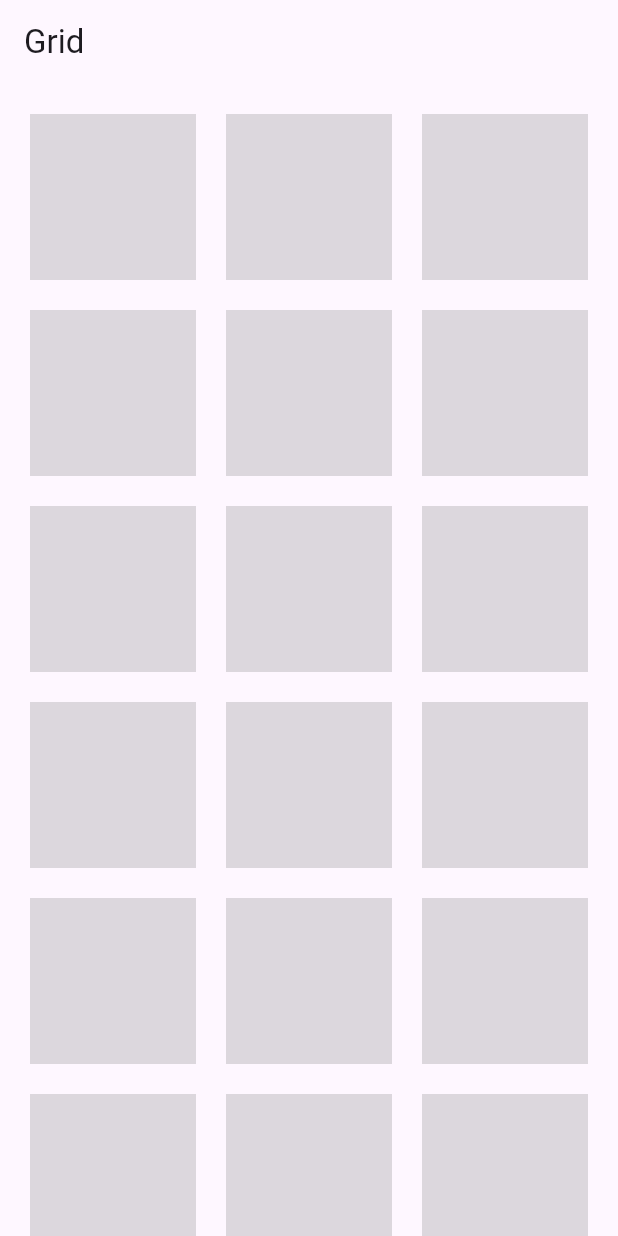
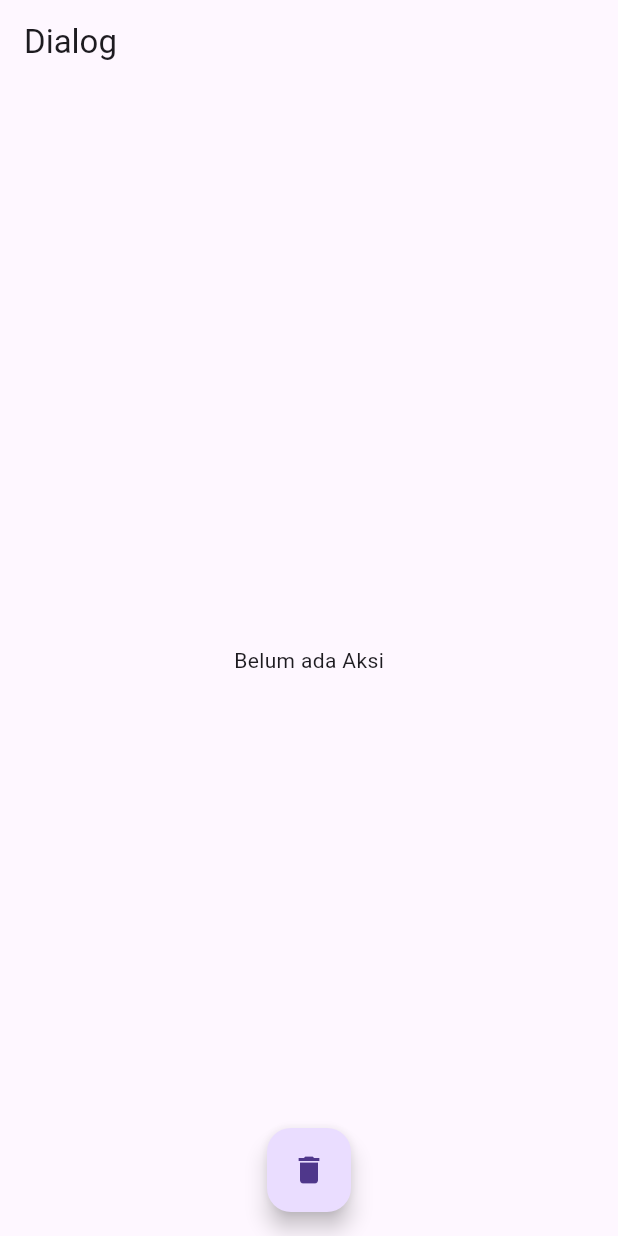
Before and after one commit to rafsanza-hub/learn-flutter, a Flutter app: the screen it shows after launch, on a phone screen of 412 x 824 dp. Run offline on Flutter 3.47's test engine with Material 3 defaults, Android fonts, the phone set to English and light mode, and no system bars.

Commit message:
Dialog Widget

```diff
--- /dev/null
+++ b/lib/home.dart
@@ -0,0 +1,57 @@
+import 'package:flutter/material.dart';
+
+class HomePage extends StatefulWidget {
+  const HomePage({
+    super.key,
+  });
+
+  @override
+  State<HomePage> createState() => _HomePageState();
+}
+
+class _HomePageState extends State<HomePage> {
+  String data = "Belum ada Aksi";
+  @override
+  Widget build(BuildContext context) {
+    return Scaffold(
+      appBar: AppBar(
+        title: const Text("Dialog"),
+      ),
+      body: Center(
+        child: Text(data),
+      ),
+      floatingActionButton: FloatingActionButton(
+        onPressed: () {
+          showDialog(
+              context: context,
+              builder: (context) {
+                return AlertDialog(
+                  title: const Text("Alert"),
+                  content: const Text("Are you sure?"),
+                  actions: [
+                    TextButton(
+                        onPressed: () {
+                          setState(() {
+                            data = "Data tidak dihapus";
+                          });
+                          Navigator.of(context).pop();
+                        },
+                        child: const Text("No")),
+                    ElevatedButton(
+                        onPressed: () {
+                          setState(() {
+                            data = "Data dihapus";
+                            Navigator.of(context).pop();
+                          });
+                        },
+                        child: const Text("Yes"))
+                  ],
+                );
+              });
+        },
+        child: const Icon(Icons.delete),
+      ),
+      floatingActionButtonLocation: FloatingActionButtonLocation.centerFloat,
+    );
+  }
+}
--- a/lib/main.dart
+++ b/lib/main.dart
@@ -1,67 +1,15 @@
-import 'dart:math';
-
 import 'package:flutter/material.dart';
+import 'package:second_app/home.dart';
 
 void main() => runApp(MyApp());
 
 class MyApp extends StatelessWidget {
-  List<Container> grid = List.generate(100, (index) {
-    return Container(
-      height: 100,
-      width: 100,
-      color: Color.fromARGB(
-        Random().nextInt(255),
-        Random().nextInt(255),
-        Random().nextInt(255),
-        Random().nextInt(255),
-      ),
-    );
-  });
-
-  MyApp({super.key});
+  const MyApp({super.key});
 
   @override
   Widget build(BuildContext context) {
     return MaterialApp(
-      home: Scaffold(
-        appBar: AppBar(
-          title: Text("Grid"),
-        ),
-        // body: GridView(
-        //   padding: const EdgeInsets.all(20),
-        //   gridDelegate: const SliverGridDelegateWithFixedCrossAxisCount(
-        //       crossAxisCount: 3,
-        //       crossAxisSpacing: 20,
-        //       mainAxisSpacing: 20,
-        //       childAspectRatio: 1 / 1),
-        //   children: grid,
-        // ),
-        // body: GridView.count(
-        //   padding: const EdgeInsets.all(20),
-        //   crossAxisCount: 3,
-        //   crossAxisSpacing: 20,
-        //   mainAxisSpacing: 20,
-        //   children: grid,
-        // ),
-        body: GridView.builder(
-            padding: const EdgeInsets.all(20),
-            gridDelegate: SliverGridDelegateWithFixedCrossAxisCount(
-              crossAxisCount: 3,
-              crossAxisSpacing: 20,
-              mainAxisSpacing: 20,
-            ),
-            itemBuilder: (context, int index) {
-              return Container(
-                  height: 100,
-                  width: 100,
-                  color: Color.fromARGB(
-                    Random().nextInt(255),
-                    Random().nextInt(255),
-                    Random().nextInt(255),
-                    Random().nextInt(255),
-                  ));
-            }),
-      ),
+      home: HomePage(),
     );
   }
 }
```
Also changed, not shown: 1 other file.
